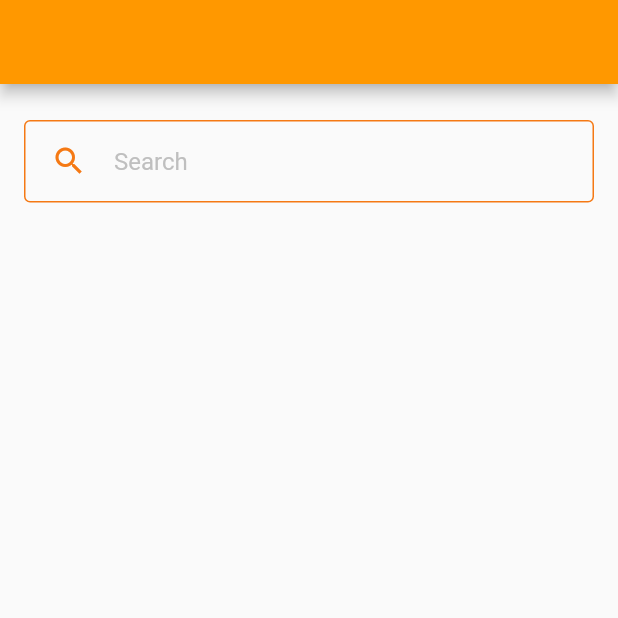
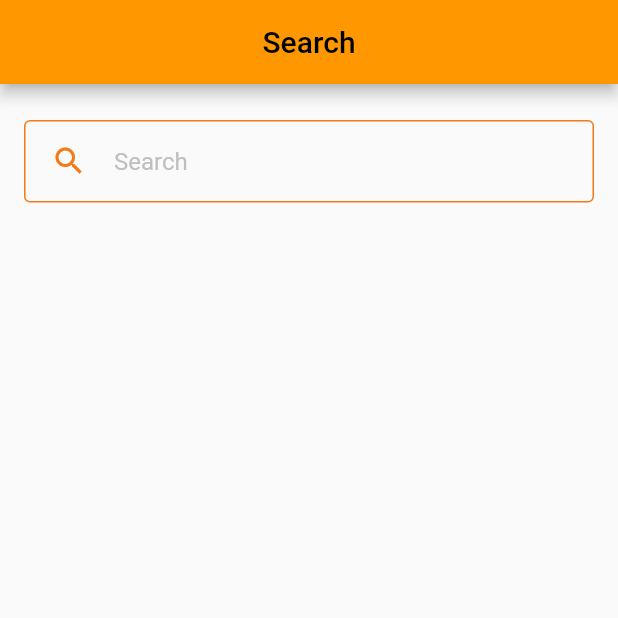
Before and after one commit to NataliyaKoval/giphy_search, a Flutter app: the screen it shows after launch, on a phone screen of 412 x 824 dp, the top half of it. Run offline on Flutter 3.47's test engine with Material 2 defaults, Android fonts, the phone set to English and light mode, and no system bars; our stand-ins replace dio, flutter_bloc, retrofit, stream_transform; generated files the repository leaves out were written again.

```diff
--- a/lib/data/entities/gif_entity.dart
+++ b/lib/data/entities/gif_entity.dart
@@ -1,4 +1,4 @@
-import 'package:giphy_search/data/entities/gif_images_entity.dart';
+import 'package:giphy_search/data/entities/gif_images_entity/gif_images_entity.dart';
 import 'package:giphy_search/domain/models/gif.dart';
 import 'package:json_annotation/json_annotation.dart';
 
--- a/lib/data/entities/downsized_entity.dart
+++ b/lib/data/entities/gif_images_entity/downsized_entity.dart
@@ -1,4 +1,4 @@
-import 'package:giphy_search/domain/models/downsized.dart';
+import 'package:giphy_search/domain/models/gif_images/downsized.dart';
 import 'package:json_annotation/json_annotation.dart';
 
 part 'downsized_entity.g.dart';
--- a/lib/data/entities/downsized_medium_entity.dart
+++ b/lib/data/entities/gif_images_entity/downsized_medium_entity.dart
@@ -1,4 +1,4 @@
-import 'package:giphy_search/domain/models/downsized_medium.dart';
+import 'package:giphy_search/domain/models/gif_images/downsized_medium.dart';
 import 'package:json_annotation/json_annotation.dart';
 
 part 'downsized_medium_entity.g.dart';
--- a/lib/data/entities/preview_gif_entity.dart
+++ b/lib/data/entities/gif_images_entity/preview_gif_entity.dart
@@ -1,4 +1,4 @@
-import 'package:giphy_search/domain/models/preview_gif.dart';
+import 'package:giphy_search/domain/models/gif_images/preview_gif.dart';
 import 'package:json_annotation/json_annotation.dart';
 
 part 'preview_gif_entity.g.dart';
--- a/lib/domain/models/gif.dart
+++ b/lib/domain/models/gif.dart
@@ -1,4 +1,4 @@
-import 'package:giphy_search/domain/models/gif_images.dart';
+import 'package:giphy_search/domain/models/gif_images/gif_images.dart';
 
 class Gif {
   const Gif({
--- a/lib/domain/models/gif_images.dart
+++ b/lib/domain/models/gif_images/gif_images.dart
@@ -1,6 +1,6 @@
-import 'package:giphy_search/domain/models/downsized.dart';
-import 'package:giphy_search/domain/models/downsized_medium.dart';
-import 'package:giphy_search/domain/models/preview_gif.dart';
+import 'package:giphy_search/domain/models/gif_images/downsized.dart';
+import 'package:giphy_search/domain/models/gif_images/downsized_medium.dart';
+import 'package:giphy_search/domain/models/gif_images/preview_gif.dart';
 
 class GifImages {
   const GifImages({
--- a/lib/presentation/search_screen/search_page.dart
+++ b/lib/presentation/search_screen/search_page.dart
@@ -1,5 +1,6 @@
 import 'package:flutter/material.dart';
 import 'package:flutter_bloc/flutter_bloc.dart';
+import 'package:giphy_search/consts/app_strings.dart';
 import 'package:giphy_search/domain/repository/repository.dart';
 import 'package:giphy_search/domain/use_cases/get_gifs_use_case.dart';
 import 'package:giphy_search/presentation/search_screen/bloc/search_bloc.dart';
@@ -38,13 +39,18 @@ class _SearchPageState extends State<SearchPage> {
         ),
       ),
       child: Scaffold(
-        appBar: AppBar(),
+        appBar: AppBar(
+          title: Text(AppStrings.searchScreenTitle),
+          centerTitle: true,
+        ),
         body: Padding(
           padding: const EdgeInsets.symmetric(horizontal: 16, vertical: 24),
           child: Column(
             mainAxisSize: MainAxisSize.min,
             children: [
-              SearchTextField(inputController: inputController,),
+              SearchTextField(
+                inputController: inputController,
+              ),
               const SizedBox(
                 height: 16,
               ),
```
Also changed, not shown: lib/data/entities/gif_images_entity/gif_images_entity.dart (renamed from lib/data/entities/gif_images_entity.dart, +4 -4 lines), lib/presentation/search_screen/widgets/search_results_list.dart (+5 -5 lines), lib/data/entities/gif_images_entity/downsized_entity.g.dart (renamed from lib/data/entities/downsized_entity.g.dart), lib/data/entities/gif_images_entity/downsized_medium_entity.g.dart (renamed from lib/data/entities/downsized_medium_entity.g.dart), lib/data/entities/gif_images_entity/gif_images_entity.g.dart (renamed from lib/data/entities/gif_images_entity.g.dart), lib/data/entities/gif_images_entity/preview_gif_entity.g.dart (renamed from lib/data/entities/preview_gif_entity.g.dart), lib/domain/models/gif_images/downsized.dart (renamed from lib/domain/models/downsized.dart), lib/domain/models/gif_images/downsized_medium.dart (renamed from lib/domain/models/downsized_medium.dart), lib/domain/models/gif_images/preview_gif.dart (renamed from lib/domain/models/preview_gif.dart).
